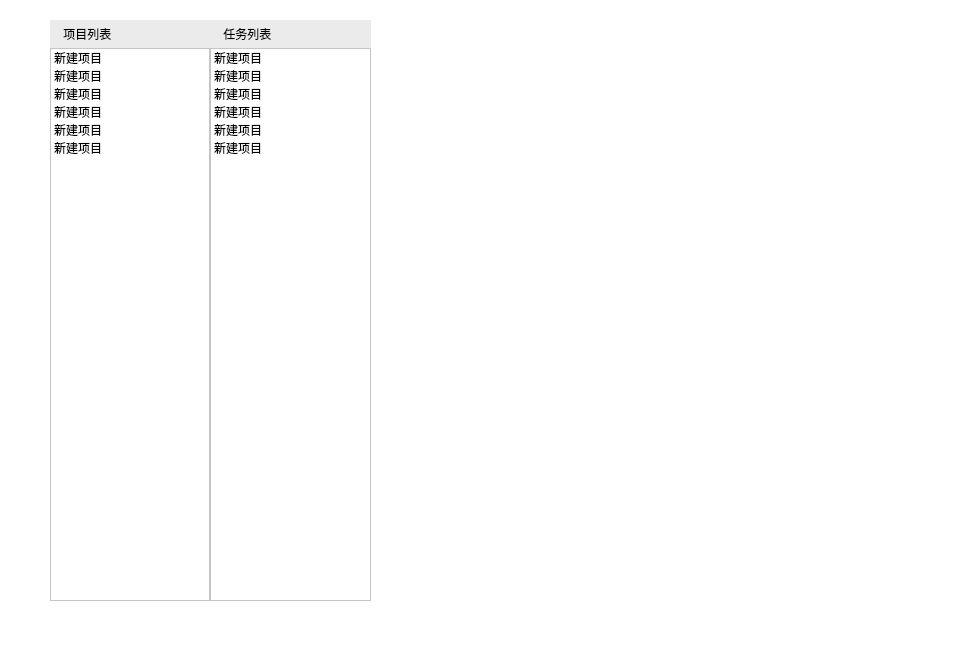
This is app/View/UI/timelog.ui in fyplclfkr/JBL as Qt 5 draws it before an edit. The edited form follows.
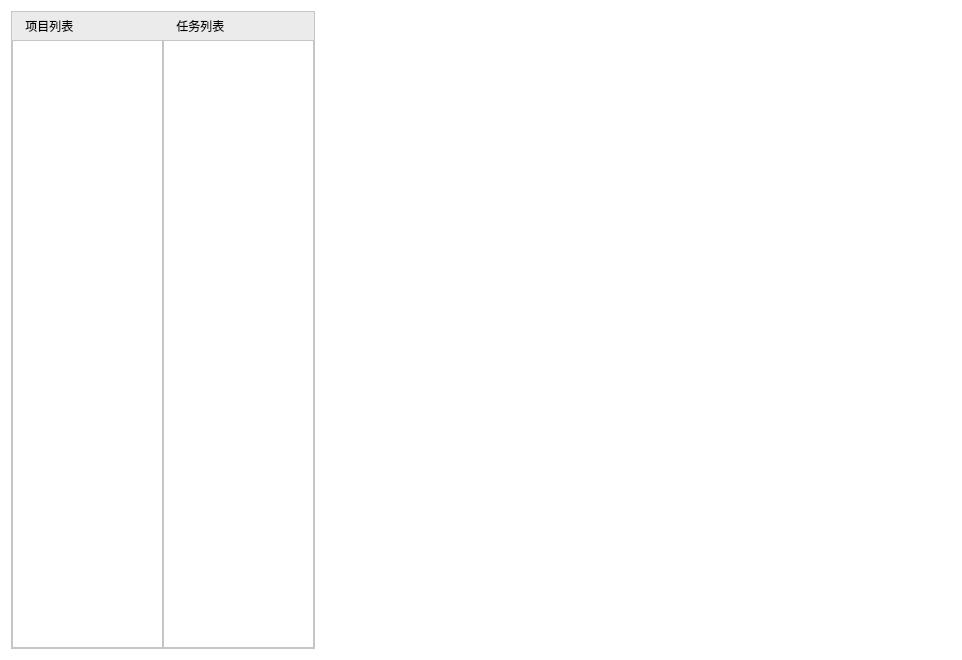
This is the edited form. Icons and pictures are not drawn. Custom widgets are drawn as their Qt base class.

Diff of the .ui file:
```diff
--- a/app/View/UI/timelog.ui
+++ b/app/View/UI/timelog.ui
@@ -16,26 +16,105 @@
   <property name="styleSheet">
    <string notr="true">background-color: rgb(255, 255, 255);</string>
   </property>
-  <widget class="QWidget" name="">
-   <property name="geometry">
-    <rect>
-     <x>50</x>
-     <y>20</y>
-     <width>321</width>
-     <height>581</height>
-    </rect>
-   </property>
-   <layout class="QGridLayout" name="gridLayout" rowstretch="0,0">
-    <property name="sizeConstraint">
-     <enum>QLayout::SetDefaultConstraint</enum>
-    </property>
-    <property name="spacing">
-     <number>0</number>
-    </property>
-    <item row="1" column="0">
-     <widget class="ListWidget" name="ListWidget">
-      <property name="styleSheet">
-       <string notr="true">ListView,
+  <layout class="QHBoxLayout" name="horizontalLayout">
+   <item>
+    <widget class="QFrame" name="frame">
+     <property name="sizePolicy">
+      <sizepolicy hsizetype="Fixed" vsizetype="Preferred">
+       <horstretch>0</horstretch>
+       <verstretch>0</verstretch>
+      </sizepolicy>
+     </property>
+     <property name="maximumSize">
+      <size>
+       <width>304</width>
+       <height>16777215</height>
+      </size>
+     </property>
+     <property name="frameShape">
+      <enum>QFrame::StyledPanel</enum>
+     </property>
+     <property name="frameShadow">
+      <enum>QFrame::Raised</enum>
+     </property>
+     <layout class="QVBoxLayout" name="verticalLayout">
+      <property name="spacing">
+       <number>0</number>
+      </property>
+      <property name="leftMargin">
+       <number>0</number>
+      </property>
+      <property name="topMargin">
+       <number>0</number>
+      </property>
+      <property name="rightMargin">
+       <number>0</number>
+      </property>
+      <property name="bottomMargin">
+       <number>0</number>
+      </property>
+      <item>
+       <layout class="QGridLayout" name="gridLayout" rowstretch="0,0">
+        <property name="sizeConstraint">
+         <enum>QLayout::SetDefaultConstraint</enum>
+        </property>
+        <property name="spacing">
+         <number>0</number>
+        </property>
+        <item row="0" column="1">
+         <widget class="BodyLabel" name="BodyLabel_2">
+          <property name="minimumSize">
+           <size>
+            <width>0</width>
+            <height>28</height>
+           </size>
+          </property>
+          <property name="maximumSize">
+           <size>
+            <width>16777215</width>
+            <height>28</height>
+           </size>
+          </property>
+          <property name="styleSheet">
+           <string notr="true">background-color: rgba(51, 51, 51, 0.1);</string>
+          </property>
+          <property name="text">
+           <string>    任务列表</string>
+          </property>
+          <property name="pixelFontSize" stdset="0">
+           <number>15</number>
+          </property>
+         </widget>
+        </item>
+        <item row="0" column="0">
+         <widget class="BodyLabel" name="BodyLabel">
+          <property name="minimumSize">
+           <size>
+            <width>0</width>
+            <height>28</height>
+           </size>
+          </property>
+          <property name="maximumSize">
+           <size>
+            <width>16777215</width>
+            <height>28</height>
+           </size>
+          </property>
+          <property name="styleSheet">
+           <string notr="true">background-color: rgba(51, 51, 51, 0.1);</string>
+          </property>
+          <property name="text">
+           <string>    项目列表</string>
+          </property>
+          <property name="pixelFontSize" stdset="0">
+           <number>15</number>
+          </property>
+         </widget>
+        </item>
+        <item row="1" column="0">
+         <widget class="ListWidget" name="project_ListWidget">
+          <property name="styleSheet">
+           <string notr="true">ListView,
 ListWidget {
     background: transparent;
     outline: none;
@@ -127,43 +206,13 @@
     border: 1px solid rgb(199, 199, 199);
     background-color: rgb(199, 199, 199);
 }</string>
-      </property>
-      <item>
-       <property name="text">
-        <string>新建项目</string>
-       </property>
-      </item>
-      <item>
-       <property name="text">
-        <string>新建项目</string>
-       </property>
-      </item>
-      <item>
-       <property name="text">
-        <string>新建项目</string>
-       </property>
-      </item>
-      <item>
-       <property name="text">
-        <string>新建项目</string>
-       </property>
-      </item>
-      <item>
-       <property name="text">
-        <string>新建项目</string>
-       </property>
-      </item>
-      <item>
-       <property name="text">
-        <string>新建项目</string>
-       </property>
-      </item>
-     </widget>
-    </item>
-    <item row="1" column="1">
-     <widget class="ListWidget" name="ListWidget_2">
-      <property name="styleSheet">
-       <string notr="true">ListView,
+          </property>
+         </widget>
+        </item>
+        <item row="1" column="1">
+         <widget class="ListWidget" name="task_ListWidget">
+          <property name="styleSheet">
+           <string notr="true">ListView,
 ListWidget {
     background: transparent;
     outline: none;
@@ -255,91 +304,28 @@
     border: 1px solid rgb(199, 199, 199);
     background-color: rgb(199, 199, 199);
 }</string>
-      </property>
-      <item>
-       <property name="text">
-        <string>新建项目</string>
-       </property>
+          </property>
+         </widget>
+        </item>
+       </layout>
       </item>
-      <item>
-       <property name="text">
-        <string>新建项目</string>
-       </property>
-      </item>
-      <item>
-       <property name="text">
-        <string>新建项目</string>
-       </property>
-      </item>
-      <item>
-       <property name="text">
-        <string>新建项目</string>
-       </property>
-      </item>
-      <item>
-       <property name="text">
-        <string>新建项目</string>
-       </property>
-      </item>
-      <item>
-       <property name="text">
-        <string>新建项目</string>
-       </property>
-      </item>
-     </widget>
-    </item>
-    <item row="0" column="0">
-     <widget class="BodyLabel" name="BodyLabel">
-      <property name="minimumSize">
-       <size>
-        <width>0</width>
-        <height>28</height>
-       </size>
-      </property>
-      <property name="maximumSize">
-       <size>
-        <width>16777215</width>
-        <height>28</height>
-       </size>
-      </property>
-      <property name="styleSheet">
-       <string notr="true">background-color: rgba(51, 51, 51, 0.1);</string>
-      </property>
-      <property name="text">
-       <string>    项目列表</string>
-      </property>
-      <property name="pixelFontSize" stdset="0">
-       <number>15</number>
-      </property>
-     </widget>
-    </item>
-    <item row="0" column="1">
-     <widget class="BodyLabel" name="BodyLabel_2">
-      <property name="minimumSize">
-       <size>
-        <width>0</width>
-        <height>28</height>
-       </size>
-      </property>
-      <property name="maximumSize">
-       <size>
-        <width>16777215</width>
-        <height>28</height>
-       </size>
-      </property>
-      <property name="styleSheet">
-       <string notr="true">background-color: rgba(51, 51, 51, 0.1);</string>
-      </property>
-      <property name="text">
-       <string>    任务列表</string>
-      </property>
-      <property name="pixelFontSize" stdset="0">
-       <number>15</number>
-      </property>
-     </widget>
-    </item>
-   </layout>
-  </widget>
+     </layout>
+    </widget>
+   </item>
+   <item>
+    <spacer name="horizontalSpacer">
+     <property name="orientation">
+      <enum>Qt::Horizontal</enum>
+     </property>
+     <property name="sizeHint" stdset="0">
+      <size>
+       <width>631</width>
+       <height>20</height>
+      </size>
+     </property>
+    </spacer>
+   </item>
+  </layout>
  </widget>
  <customwidgets>
   <customwidget>
```
